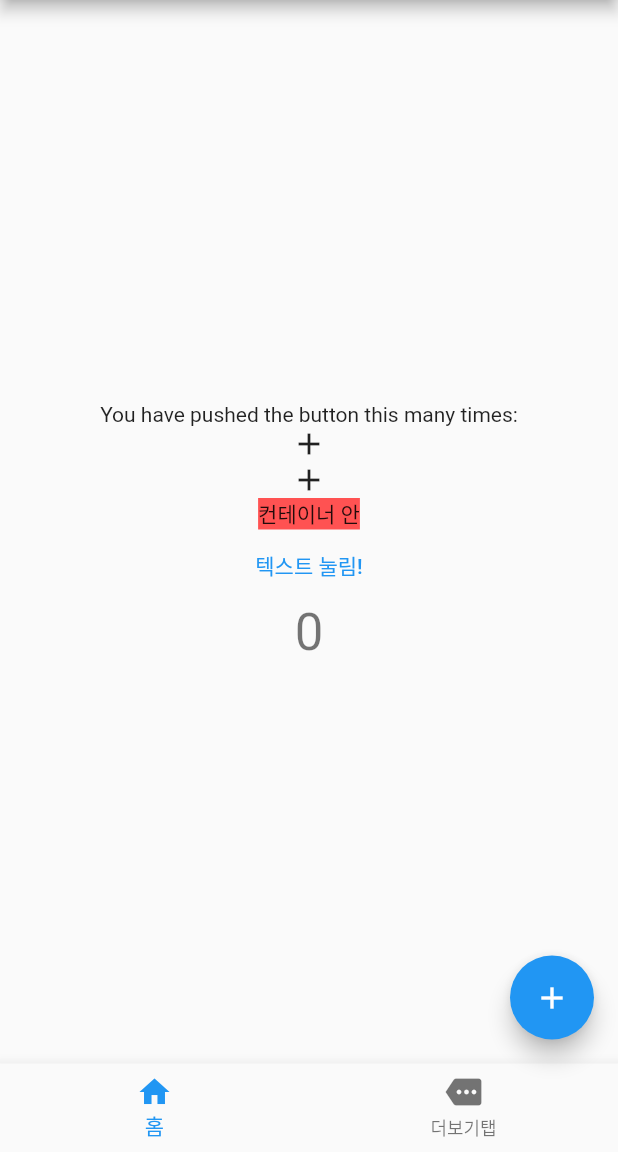
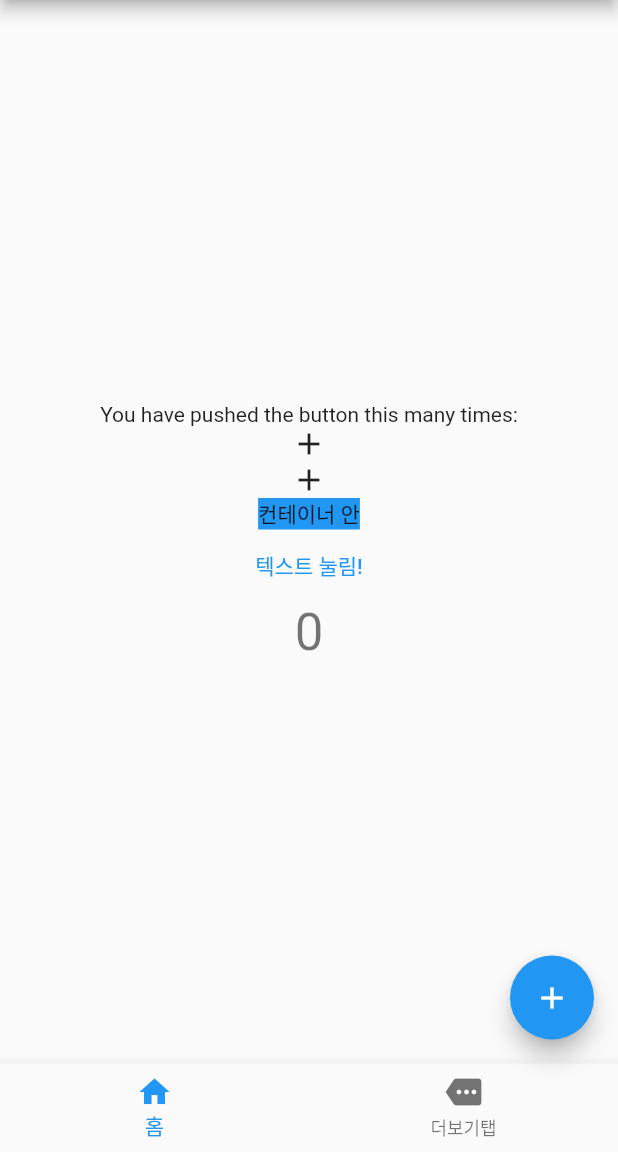
Before and after one commit to EunjoungAhn/androidFlutter, a Flutter app: the screen it shows after launch, on a phone screen of 412 x 824 dp, the part 84-1236 px from its top. Run offline on Flutter 3.47's test engine with Material 2 defaults, Android fonts, the phone set to English and light mode, and no system bars.

```diff
--- a/lib/main.dart
+++ b/lib/main.dart
@@ -4,6 +4,7 @@ void main() {
   runApp(const MyApp());
 }
 
+// 앱이 실행될때는 상태가 변경이 없기 때문에 StatelessWidget으로 감싸져있다.
 class MyApp extends StatelessWidget {
   const MyApp({super.key});
 
@@ -31,11 +32,18 @@ class MyHomePage extends StatefulWidget {
 class _MyHomePageState extends State<MyHomePage> {
   int _counter = 0;
   int _idx = 0;
+  Color color = Colors.blue;
 
   void _incrementCounter() {
     setState(() {
       _counter++;
     });
+  }
+
+  // 현재의 class 화면이 맨 처음 생성될때 실행되는 함수
+  @override
+  void initState() {
+    super.initState();
   }
 
   @override
@@ -66,7 +74,17 @@ class _MyHomePageState extends State<MyHomePage> {
                 print("클릭 효과가 없이 클릭됨!");
               },
             ),
-            Container(child: Text("컨테이너 안"), color: Colors.redAccent,),
+            Container(
+              child: InkWell(
+                onTap: () {
+                  setState(() {
+                    color = Colors.redAccent;
+                  });
+                },
+                  child: Text("컨테이너 안"),
+              ),
+              color: color,
+            ),
             TextButton(onPressed: () {
               print("텍스트 눌림!");
             },
@@ -82,6 +100,11 @@ class _MyHomePageState extends State<MyHomePage> {
       floatingActionButton: FloatingActionButton(
         onPressed: () {
           print("FAB 눌림!");
+          Navigator.of(context).push(
+            MaterialPageRoute(builder: (context){
+              return MyHomePage(title: "새로운 페이지에요!");
+            })
+          );
         },
         tooltip: 'Increment',
         child: const Icon(Icons.add),
```
